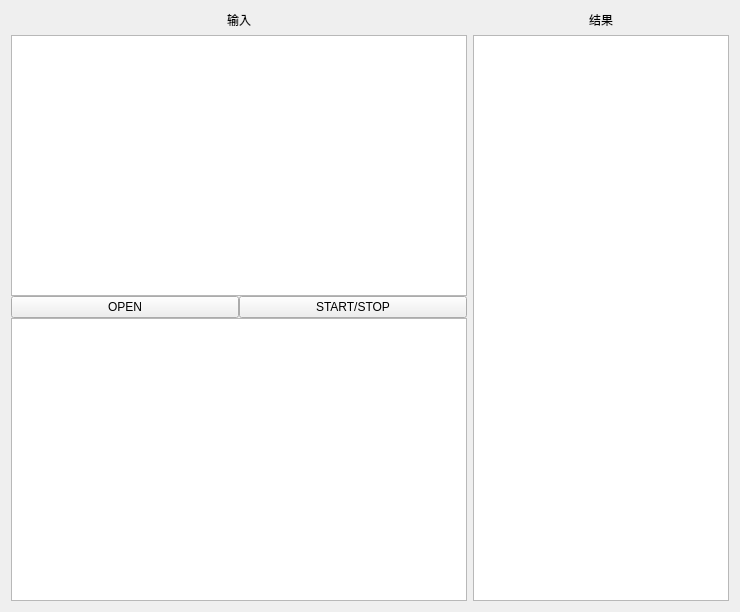
Old version of the form job/肺结节加图形界面/ui.ui in the repository unreal555/pystudy.
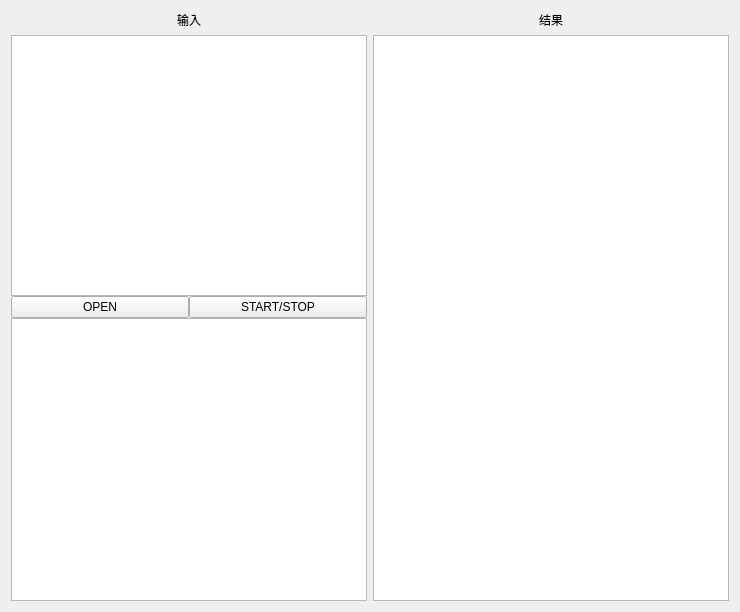
New version of the form.

```diff
--- a/job/肺结节加图形界面/ui.ui
+++ b/job/肺结节加图形界面/ui.ui
@@ -23,7 +23,7 @@
    <item row="1" column="1">
     <widget class="QTextEdit" name="textEdit">
      <property name="sizePolicy">
-      <sizepolicy hsizetype="Preferred" vsizetype="Preferred">
+      <sizepolicy hsizetype="Expanding" vsizetype="Expanding">
        <horstretch>0</horstretch>
        <verstretch>0</verstretch>
       </sizepolicy>
@@ -34,6 +34,13 @@
      <property name="readOnly">
       <bool>true</bool>
      </property>
+     <property name="html">
+      <string>&lt;!DOCTYPE HTML PUBLIC &quot;-//W3C//DTD HTML 4.0//EN&quot; &quot;http://www.w3.org/TR/REC-html40/strict.dtd&quot;&gt;
+&lt;html&gt;&lt;head&gt;&lt;meta name=&quot;qrichtext&quot; content=&quot;1&quot; /&gt;&lt;style type=&quot;text/css&quot;&gt;
+p, li { white-space: pre-wrap; }
+&lt;/style&gt;&lt;/head&gt;&lt;body style=&quot; font-family:'SimSun'; font-size:9pt; font-weight:400; font-style:normal;&quot;&gt;
+&lt;p style=&quot;-qt-paragraph-type:empty; margin-top:0px; margin-bottom:0px; margin-left:0px; margin-right:0px; -qt-block-indent:0; text-indent:0px;&quot;&gt;&lt;br /&gt;&lt;/p&gt;&lt;/body&gt;&lt;/html&gt;</string>
+     </property>
     </widget>
    </item>
    <item row="0" column="0">
```
Left out of the diff: 2 changed lines with no effect on the pictures.
